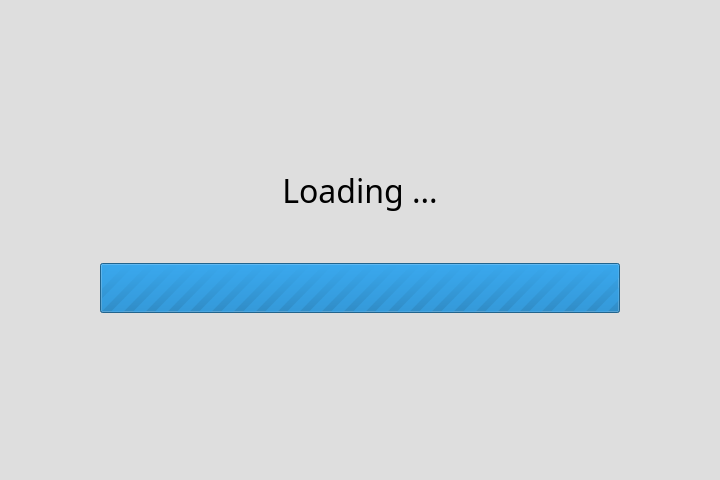
Old version of the form openpyterminal/res/ui/loading.ui in the repository frankovacevich/openpyterminal.
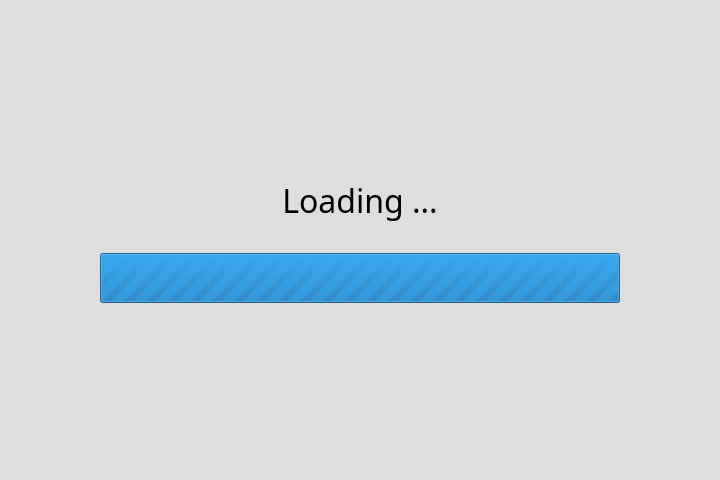
New version of the form.

Patch:
```diff
--- a/openpyterminal/res/ui/loading.ui
+++ b/openpyterminal/res/ui/loading.ui
@@ -24,7 +24,7 @@
   </property>
   <layout class="QVBoxLayout" name="verticalLayout">
    <property name="spacing">
-    <number>50</number>
+    <number>30</number>
    </property>
    <property name="leftMargin">
     <number>100</number>
```
